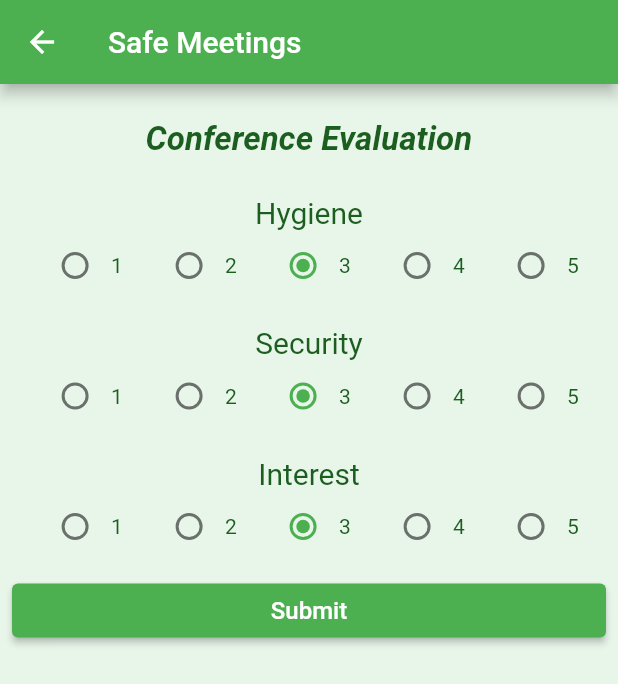
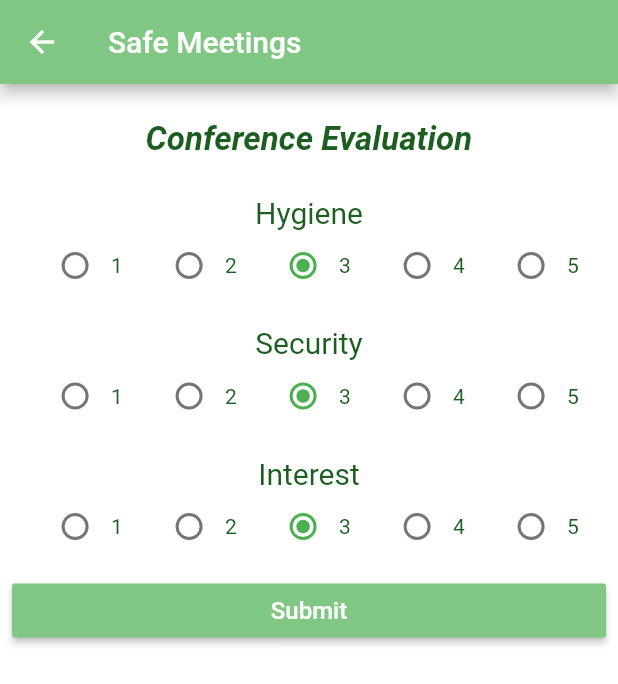
Before and after one commit to FEUP-ESOF-2020-21/open-cx-t2g2-teamnamenotfound, a Flutter app: the Evaluation screen opened by its route, on a phone screen of 412 x 824 dp. Shown: the top 684 px of the screen. Run offline on Flutter 3.47's test engine with Material 2 defaults, Android fonts, the light colour scheme and no system bars; our stand-ins replace firebase_auth, firebase_core, firebase_database, flutter_spinkit, google_sign_in; accounts and stored records are empty.

Commit message:
evaluation working but data not being save to firebase

```diff
--- a/safe_meetings/lib/screens/evaluation.dart
+++ b/safe_meetings/lib/screens/evaluation.dart
@@ -301,34 +301,33 @@ class _EvalState extends State<Evaluation> {
   }
 
   Widget displayFilterButton() {
-    return ElevatedButton(
+    return RaisedButton(
+        color: Colors.green[300],
         onPressed: () {
-          conference.setEvaluation(this.hygieneEvaluate, this.securityEvaluate, this.interestEvaluate);
-          //precisamos disto?
-          Navigator.pop(context, {
-            'hygienFilter': this.hygieneEvaluate,
-            'interestFilter': this.interestEvaluate,
-            'securityFilter': this.securityEvaluate
-          });
+          //conference.setEvaluation(this.hygieneEvaluate, this.securityEvaluate, this.interestEvaluate);
           //colocar para ir para a pagina do participante
           Navigator.pushNamed(context, '/participant');
         },
         child: Text('Submit',
           style: TextStyle(
-            fontSize: 16,
+            fontSize: 16, color: Colors.white
           ),
         ));
   }
 
   @override
   Widget build(BuildContext context) {
+    conference=ModalRoute.of(context).settings.arguments;
+
     return Scaffold(
         appBar: AppBar(
-          title: Text("Safe Meetings"),
+          title:
+            Text('Safe Meetings', style: TextStyle(color: Colors.white)),
+        backgroundColor: Colors.green[300],
           // automaticallyImplyLeading:
           //     false, // this way the back button isn't displayed
         ),
-        backgroundColor: Colors.green[50],
+        backgroundColor: Colors.white,
         body: ListView(padding: const EdgeInsets.all(8.0), children: [
           Container(
             child: Column(children: [
```
Also changed, not shown: safe_meetings/lib/conference.dart (+10 -2 lines), safe_meetings/lib/screens/home.dart (+5 -5 lines), safe_meetings/lib/screens/insert_code.dart (+12 -7 lines), safe_meetings/lib/screens/participant.dart (+33 -7 lines), safe_meetings/lib/screens/sign_in.dart (+2 -5 lines).
